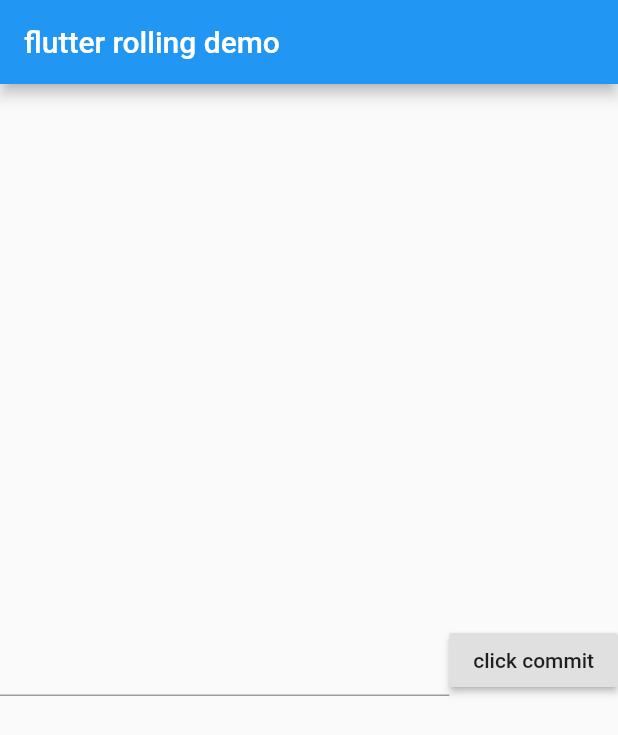
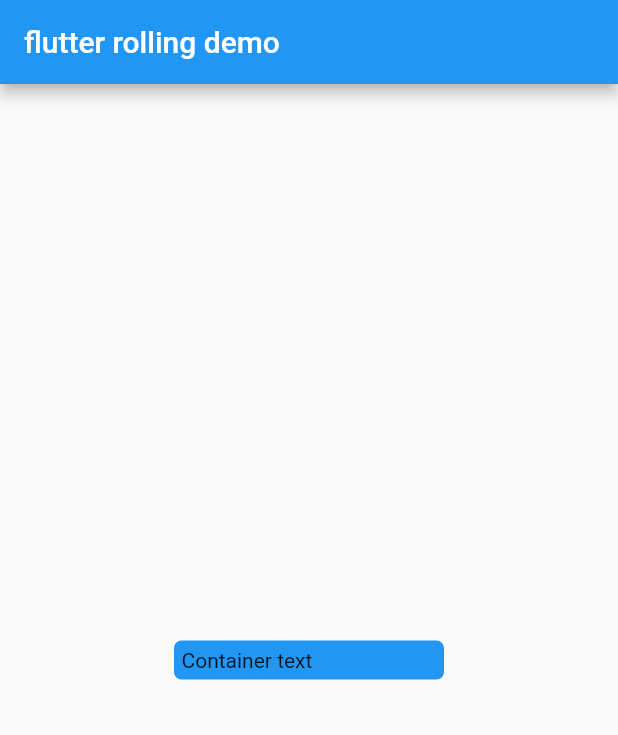
Before and after one commit to wholeGale/helloflutter, a Flutter app: the screen it shows after launch, on a phone screen of 412 x 824 dp. Shown: the top 735 px of the screen. Run offline on Flutter 3.47's test engine with Material 2 defaults, Android fonts, the phone set to English and light mode, and no system bars.

Commit message:
Container布局练习

```diff
--- a/lib/main.dart
+++ b/lib/main.dart
@@ -4,6 +4,7 @@ import 'package:flutter/material.dart';
 import 'package:second_flutter_app/widgets/MessageFormWidget.dart';
 import 'package:second_flutter_app/widgets/RollingButtonWidget.dart';
 import 'package:second_flutter_app/widgets/TestButtonWidget.dart';
+import 'package:second_flutter_app/widgets/TestContainerWidget.dart';
 import 'package:second_flutter_app/widgets/TestImageWidget.dart';
 import 'package:second_flutter_app/widgets/TestTextWidget.dart';
 
@@ -25,7 +26,8 @@ class MyApp extends StatelessWidget{
 //          child: TestTextWidget(),
 //          child: TestImageWidget(),
 //          child: TestButtonWidget(),
-          child: MessageFormWidget(),
+//          child: MessageFormWidget(),
+          child: TestContainerWidget(),
         ),
       ),
     );
--- /dev/null
+++ b/lib/widgets/TestContainerWidget.dart
@@ -0,0 +1,24 @@
+import 'package:flutter/material.dart';
+
+/**
+ * @Author: xiangzhenbiao
+ * @Date: 2019-01-01 11:16
+ * @Description: 布局
+ */
+class TestContainerWidget extends StatelessWidget{
+  @override
+  Widget build(BuildContext context) {
+    // TODO: implement build
+    return Container(
+      child: Text('Container text'),
+      padding: EdgeInsets.all(5.0),
+      margin: EdgeInsets.all(15.0),
+      width: 180.0,
+      decoration: BoxDecoration(
+        color: Colors.blue,
+        borderRadius: BorderRadius.circular(5.0),
+      ),
+    );
+  }
+
+}
```
